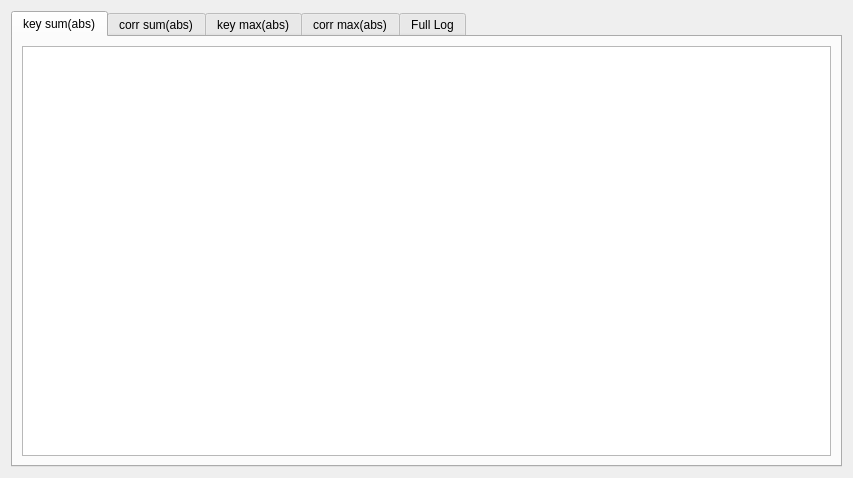
Above: attacklog.ui from FdLSifu/qscat before the change. Below: the same form after it.
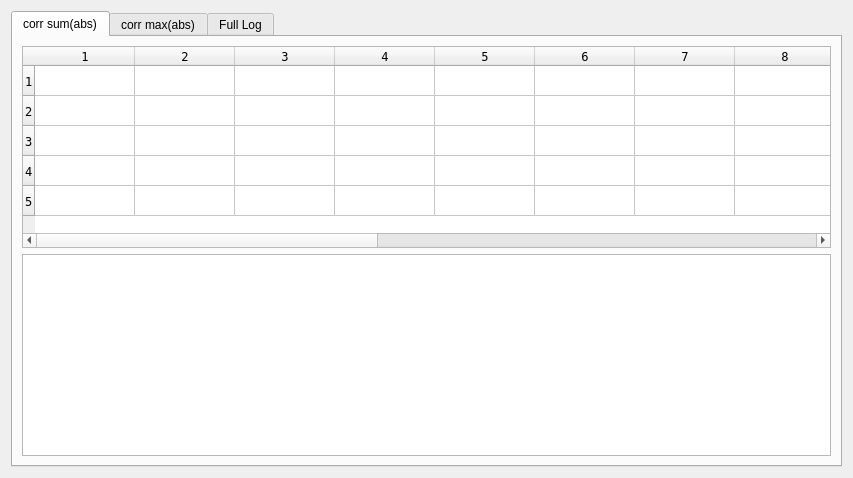
That is the form after the change.

```diff
--- a/attacklog.ui
+++ b/attacklog.ui
@@ -19,46 +19,14 @@
      <property name="currentIndex">
       <number>0</number>
      </property>
-     <widget class="QWidget" name="tab_4">
-      <property name="sizePolicy">
-       <sizepolicy hsizetype="Expanding" vsizetype="Expanding">
-        <horstretch>0</horstretch>
-        <verstretch>0</verstretch>
-       </sizepolicy>
-      </property>
-      <attribute name="title">
-       <string>key sum(abs)</string>
-      </attribute>
-      <layout class="QGridLayout" name="gridLayout_2">
-       <item row="0" column="0">
-        <widget class="QTableWidget" name="list_keysum">
-         <property name="font">
-          <font>
-           <family>DejaVu Sans Mono</family>
-           <weight>50</weight>
-           <bold>false</bold>
-          </font>
-         </property>
-         <property name="columnCount">
-          <number>1</number>
-         </property>
-         <attribute name="horizontalHeaderVisible">
-          <bool>false</bool>
-         </attribute>
-         <attribute name="horizontalHeaderStretchLastSection">
-          <bool>true</bool>
-         </attribute>
-         <column/>
-        </widget>
-       </item>
-      </layout>
-     </widget>
      <widget class="QWidget" name="tab">
       <attribute name="title">
        <string>corr sum(abs)</string>
       </attribute>
       <layout class="QGridLayout" name="gridLayout_3">
        <item row="0" column="0">
+        <layout class="QVBoxLayout" name="verticalLayout">
+         <item>
         <widget class="QTableWidget" name="list_corrsum">
          <property name="font">
           <font>
@@ -94,15 +62,8 @@
          <column/>
         </widget>
        </item>
-      </layout>
-     </widget>
-     <widget class="QWidget" name="tab_5">
-      <attribute name="title">
-       <string>key max(abs)</string>
-      </attribute>
-      <layout class="QGridLayout" name="gridLayout_4">
-       <item row="0" column="0">
-        <widget class="QTableWidget" name="list_keymax">
+         <item>
+          <widget class="QTableWidget" name="list_keysum">
          <property name="font">
           <font>
            <family>DejaVu Sans Mono</family>
@@ -121,6 +82,8 @@
          </attribute>
          <column/>
         </widget>
+         </item>
+        </layout>
        </item>
       </layout>
      </widget>
```
Left out of the diff: 28 changed lines with no effect on the pictures. Lines whose indentation alone changed are shown as unchanged.
